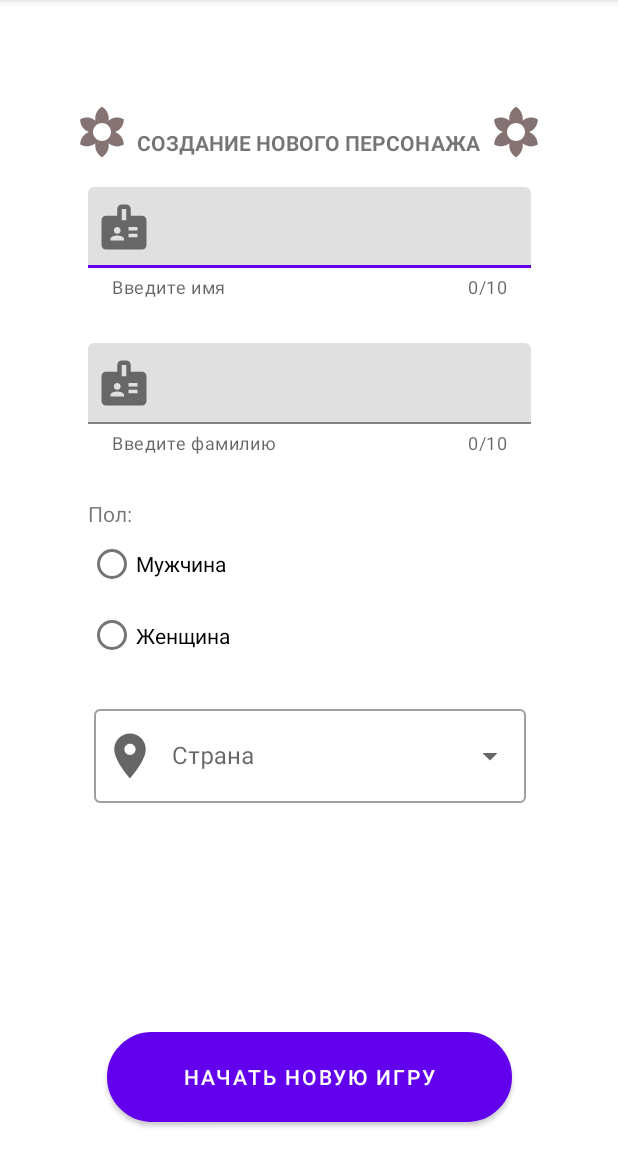
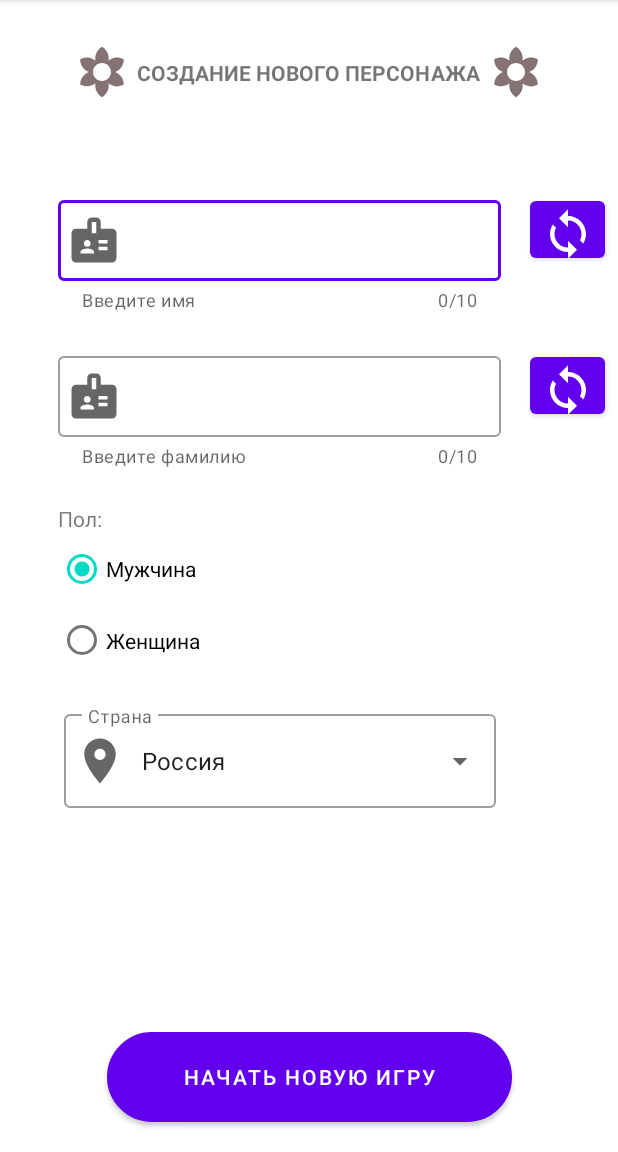
Before and after one commit to etogus/LifeSim, an Android app: the NewGameActivity screen opened directly, with no data from a screen before it, on a phone screen of 412 x 824 dp, the part 84-1236 px from its top. Run offline under Robolectric (Android 15) with nearby library versions, the phone set to English and light mode, and no system bars.

Commit message:
Reworking new game functionality

```diff
--- /dev/null
+++ b/app/src/main/res/drawable/ic_baseline_sync_36.xml
@@ -0,0 +1,5 @@
+<vector android:height="36dp" android:tint="?attr/colorControlNormal"
+    android:viewportHeight="24" android:viewportWidth="24"
+    android:width="36dp" xmlns:android="http://schemas.android.com/apk/res/android">
+    <path android:fillColor="@android:color/white" android:pathData="M12,4L12,1L8,5l4,4L12,6c3.31,0 6,2.69 6,6 0,1.01 -0.25,1.97 -0.7,2.8l1.46,1.46C19.54,15.03 20,13.57 20,12c0,-4.42 -3.58,-8 -8,-8zM12,18c-3.31,0 -6,-2.69 -6,-6 0,-1.01 0.25,-1.97 0.7,-2.8L5.24,7.74C4.46,8.97 4,10.43 4,12c0,4.42 3.58,8 8,8v3l4,-4 -4,-4v3z"/>
+</vector>
--- a/app/src/main/res/layout/activity_new_game.xml
+++ b/app/src/main/res/layout/activity_new_game.xml
@@ -9,7 +9,7 @@
         android:id="@+id/newLifeHeader"
         android:layout_width="wrap_content"
         android:layout_height="wrap_content"
-        android:layout_marginTop="84dp"
+        android:layout_marginTop="30dp"
         android:text="@string/create_new_life_header"
         android:textAllCaps="true"
         android:textStyle="bold"
@@ -24,7 +24,7 @@
         android:layout_width="wrap_content"
         android:layout_height="wrap_content"
         android:layout_marginStart="50dp"
-        android:layout_marginTop="70dp"
+        android:layout_marginTop="30dp"
         app:layout_constraintStart_toStartOf="parent"
         app:layout_constraintTop_toTopOf="parent"
         app:srcCompat="@drawable/ic_baseline_create_new_life_icon_36" />
@@ -33,7 +33,7 @@
         android:id="@+id/newLifeFlower2"
         android:layout_width="wrap_content"
         android:layout_height="wrap_content"
-        android:layout_marginTop="70dp"
+        android:layout_marginTop="30dp"
         android:layout_marginEnd="50dp"
         app:layout_constraintEnd_toEndOf="parent"
         app:layout_constraintTop_toTopOf="parent"
@@ -43,7 +43,10 @@
         android:id="@+id/inputFirstNameField"
         android:layout_width="295dp"
         android:layout_height="84dp"
-        android:layout_marginTop="20dp"
+        app:errorEnabled="true"
+        style="@style/Widget.MaterialComponents.TextInputLayout.OutlinedBox"
+        android:layout_marginTop="70dp"
+        android:layout_marginEnd="40dp"
         app:counterEnabled="true"
         app:counterMaxLength="10"
         app:endIconMode="clear_text"
@@ -68,7 +71,9 @@
         android:id="@+id/inputLastNameField"
         android:layout_width="295dp"
         android:layout_height="84dp"
+        app:errorEnabled="true"
         android:layout_marginTop="20dp"
+        android:layout_marginEnd="40dp"
         app:counterEnabled="true"
         app:counterMaxLength="10"
         app:endIconMode="clear_text"
@@ -76,6 +81,7 @@
         app:helperTextEnabled="true"
         app:layout_constraintEnd_toEndOf="parent"
         app:layout_constraintStart_toStartOf="parent"
+        style="@style/Widget.MaterialComponents.TextInputLayout.OutlinedBox"
         app:layout_constraintTop_toBottomOf="@+id/inputFirstNameField"
         app:startIconDrawable="@drawable/ic_baseline_input_name_36">
 
@@ -107,6 +113,7 @@
         <RadioButton
             android:id="@+id/radioButtonMale"
             android:layout_width="match_parent"
+            android:checked="true"
             android:layout_height="wrap_content"
             android:text="@string/radiobutton_male" />
 
@@ -150,5 +157,29 @@
         app:layout_constraintEnd_toEndOf="parent"
         app:layout_constraintStart_toStartOf="parent" />
 
+    <com.google.android.material.button.MaterialButton
+        android:id="@+id/randomizeFirstName"
+        android:layout_width="50dp"
+        android:layout_height="50dp"
+        android:layout_marginStart="10dp"
+        app:icon="@drawable/ic_baseline_sync_36"
+        app:iconGravity="textTop"
+        app:iconPadding="0dp"
+        app:layout_constraintEnd_toEndOf="parent"
+        app:layout_constraintStart_toEndOf="@+id/inputFirstNameField"
+        app:layout_constraintTop_toTopOf="@+id/inputFirstNameField" />
+
+    <com.google.android.material.button.MaterialButton
+        android:id="@+id/randomizeLastName"
+        android:layout_width="50dp"
+        android:layout_height="50dp"
+        android:layout_marginStart="10dp"
+        app:icon="@drawable/ic_baseline_sync_36"
+        app:iconGravity="textTop"
+        app:iconPadding="0dp"
+        app:layout_constraintEnd_toEndOf="parent"
+        app:layout_constraintStart_toEndOf="@+id/inputLastNameField"
+        app:layout_constraintTop_toTopOf="@+id/inputLastNameField" />
+
 
 </androidx.constraintlayout.widget.ConstraintLayout>
--- a/app/src/main/res/values/strings.xml
+++ b/app/src/main/res/values/strings.xml
@@ -57,4 +57,7 @@
     <string name="radiobutton_male">Мужчина</string>
     <string name="radiobutton_Female">Женщина</string>
     <string name="country_picker">Страна</string>
+    <string name="error_length">Слишком большое число символов</string>
+    <string name="error_format">Разрешены только буквы</string>
+    <string name="error_empty">Поле не может быть пустым</string>
 </resources>
```
Also changed, not shown: app/src/main/java/com/mamedovga/lifesim/NewGameActivity.java (+78 -4 lines), app/src/main/java/com/mamedovga/lifesim/utils/PersonUtils.java (+61 -0 lines), app/src/main/java/com/mamedovga/lifesim/utils/StringUtils.java (added, +7 -0 lines).
